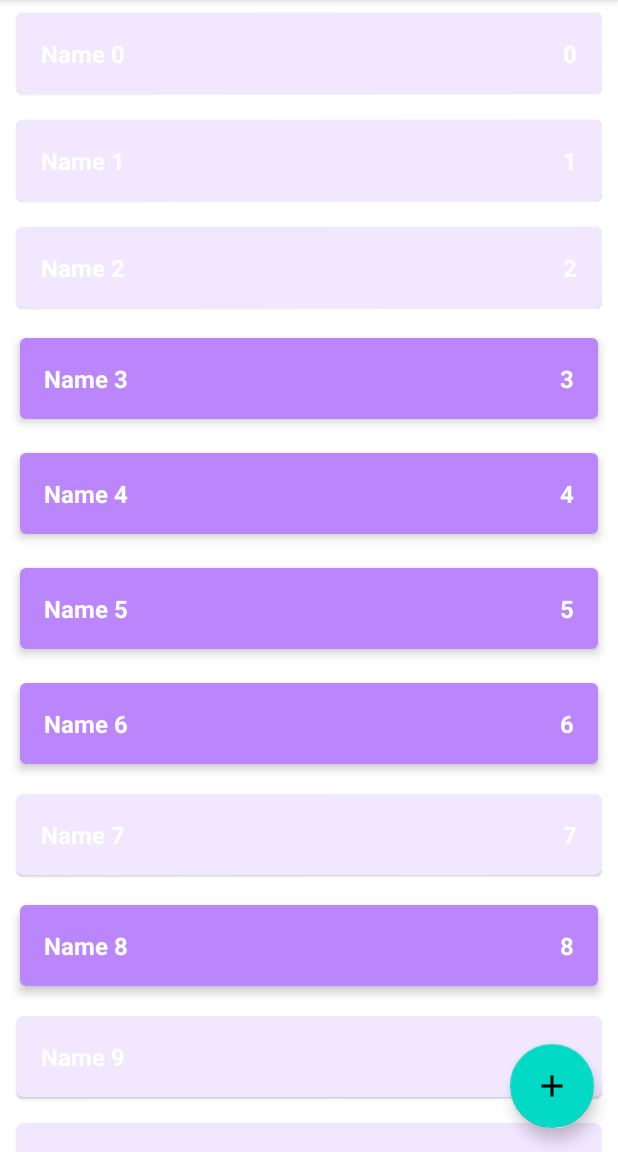
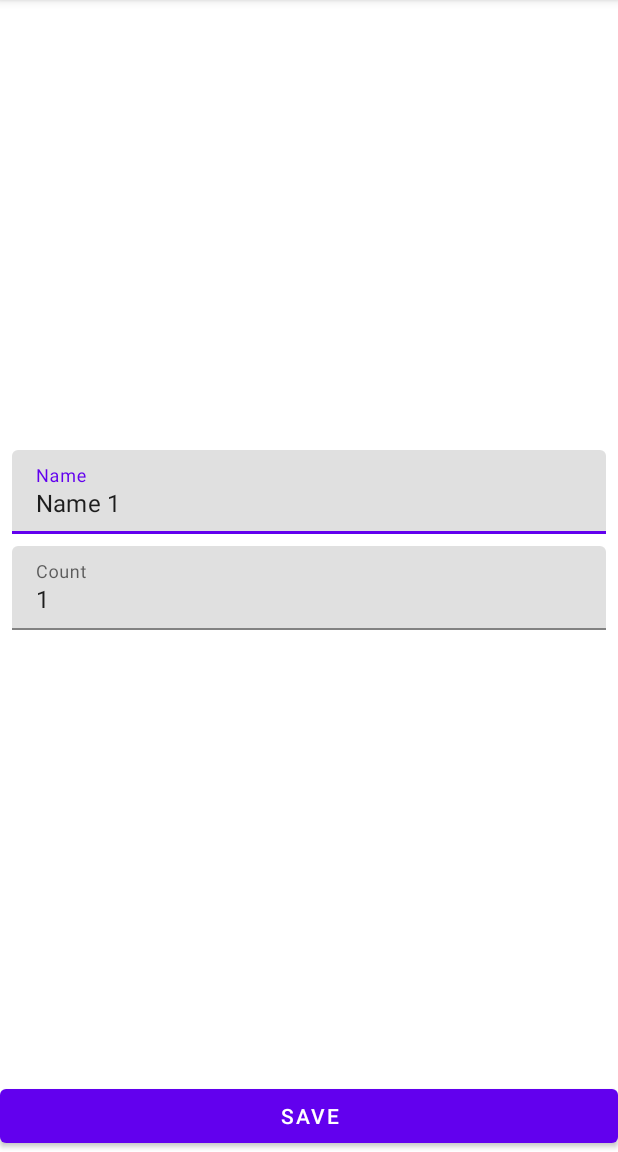
Before and after one commit to Packetic/ShoppingList, an Android app: the screen it shows after launch (MainActivity before the commit, ShopItemActivity after it), after a tap on an icon or button, on a phone screen of 412 x 824 dp, the part 84-1236 px from its top. Run offline under Robolectric (Android 15) with nearby library versions, the phone set to English and light mode, and no system bars.

```diff
--- a/app/build.gradle
+++ b/app/build.gradle
@@ -29,6 +29,9 @@ android {
     kotlinOptions {
         jvmTarget = '1.8'
     }
+    buildFeatures {
+        viewBinding true
+    }
 }
 
 dependencies {
@@ -37,6 +40,8 @@ dependencies {
     implementation 'androidx.appcompat:appcompat:1.5.1'
     implementation 'com.google.android.material:material:1.6.1'
     implementation 'androidx.constraintlayout:constraintlayout:2.1.4'
+    implementation 'androidx.navigation:navigation-fragment-ktx:2.5.2'
+    implementation 'androidx.navigation:navigation-ui-ktx:2.5.2'
     testImplementation 'junit:junit:4.13.2'
     androidTestImplementation 'androidx.test.ext:junit:1.1.3'
     androidTestImplementation 'androidx.test.espresso:espresso-core:3.4.0'
--- a/app/src/main/java/com/example/shoppinglist/data/ShopListRepositoryImpl.kt
+++ b/app/src/main/java/com/example/shoppinglist/data/ShopListRepositoryImpl.kt
@@ -2,7 +2,7 @@ package com.example.shoppinglist.data
 
 import androidx.lifecycle.LiveData
 import androidx.lifecycle.MutableLiveData
-import com.example.shoppinglist.domain.ShopItem
+import com.example.shoppinglist.domain.model.ShopItem
 import com.example.shoppinglist.domain.usecases.ShopListRepository
 import kotlin.random.Random
 
@@ -15,7 +15,7 @@ object ShopListRepositoryImpl: ShopListRepository {
     private var autoIncrementId = 0
 
     init {
-        for (i in 0 until 1000) {
+        for (i in 0 until 50) {
             val item = ShopItem("Name $i", i, Random.nextBoolean())
             insertItem(item)
         }
--- a/app/src/main/java/com/example/shoppinglist/domain/ShopItem.kt
+++ b/app/src/main/java/com/example/shoppinglist/domain/model/ShopItem.kt
@@ -1,4 +1,4 @@
-package com.example.shoppinglist.domain
+package com.example.shoppinglist.domain.model
 
 data class ShopItem (
     val name: String,
--- a/app/src/main/java/com/example/shoppinglist/domain/usecases/DeleteItemUseCase.kt
+++ b/app/src/main/java/com/example/shoppinglist/domain/usecases/DeleteItemUseCase.kt
@@ -1,6 +1,6 @@
 package com.example.shoppinglist.domain.usecases
 
-import com.example.shoppinglist.domain.ShopItem
+import com.example.shoppinglist.domain.model.ShopItem
 
 class DeleteItemUseCase(private val shopListRepository: ShopListRepository) {
     fun deleteItem(item: ShopItem) {
--- a/app/src/main/java/com/example/shoppinglist/domain/usecases/EditItemUseCase.kt
+++ b/app/src/main/java/com/example/shoppinglist/domain/usecases/EditItemUseCase.kt
@@ -1,6 +1,6 @@
 package com.example.shoppinglist.domain.usecases
 
-import com.example.shoppinglist.domain.ShopItem
+import com.example.shoppinglist.domain.model.ShopItem
 
 class EditItemUseCase(private val shopListRepository: ShopListRepository) {
     fun editItem(shopItem: ShopItem) {
--- a/app/src/main/java/com/example/shoppinglist/domain/usecases/GetShopItemByIdUseCase.kt
+++ b/app/src/main/java/com/example/shoppinglist/domain/usecases/GetShopItemByIdUseCase.kt
@@ -1,6 +1,6 @@
 package com.example.shoppinglist.domain.usecases
 
-import com.example.shoppinglist.domain.ShopItem
+import com.example.shoppinglist.domain.model.ShopItem
 
 class GetShopItemByIdUseCase(private val shopListRepository: ShopListRepository) {
     fun getShopItemById(id: Int): ShopItem {
--- a/app/src/main/java/com/example/shoppinglist/domain/usecases/GetShopListUseCase.kt
+++ b/app/src/main/java/com/example/shoppinglist/domain/usecases/GetShopListUseCase.kt
@@ -1,7 +1,7 @@
 package com.example.shoppinglist.domain.usecases
 
 import androidx.lifecycle.LiveData
-import com.example.shoppinglist.domain.ShopItem
+import com.example.shoppinglist.domain.model.ShopItem
 
 class GetShopListUseCase(private val shopListRepository: ShopListRepository) {
     fun getShopList(): LiveData<List<ShopItem>> {
--- a/app/src/main/java/com/example/shoppinglist/domain/usecases/InsertItemUseCase.kt
+++ b/app/src/main/java/com/example/shoppinglist/domain/usecases/InsertItemUseCase.kt
@@ -1,6 +1,6 @@
 package com.example.shoppinglist.domain.usecases
 
-import com.example.shoppinglist.domain.ShopItem
+import com.example.shoppinglist.domain.model.ShopItem
 
 class InsertItemUseCase(private val shopListRepository: ShopListRepository) {
     fun insertItem(item: ShopItem) {
--- a/app/src/main/java/com/example/shoppinglist/domain/usecases/ShopListRepository.kt
+++ b/app/src/main/java/com/example/shoppinglist/domain/usecases/ShopListRepository.kt
@@ -1,7 +1,7 @@
 package com.example.shoppinglist.domain.usecases
 
 import androidx.lifecycle.LiveData
-import com.example.shoppinglist.domain.ShopItem
+import com.example.shoppinglist.domain.model.ShopItem
 
 interface ShopListRepository {
     fun insertItem(item: ShopItem)
--- a/app/src/main/java/com/example/shoppinglist/presentation/MainActivity.kt
+++ b/app/src/main/java/com/example/shoppinglist/presentation/MainActivity.kt
@@ -7,6 +7,7 @@ import androidx.lifecycle.ViewModelProvider
 import androidx.recyclerview.widget.ItemTouchHelper
 import androidx.recyclerview.widget.RecyclerView
 import com.example.shoppinglist.R
+import com.google.android.material.floatingactionbutton.FloatingActionButton
 
 class MainActivity : AppCompatActivity() {
 
@@ -20,6 +21,11 @@ class MainActivity : AppCompatActivity() {
         viewModel = ViewModelProvider(this)[MainViewModel::class.java]
         viewModel.shopList.observe(this) {
             shopListAdapter.submitList(it)
+        }
+        val buttonAddItem = findViewById<FloatingActionButton>(R.id.button_add_shop_item)
+        buttonAddItem.setOnClickListener {
+            val intent = ShopItemActivity.newIntentAddItem(this)
+            startActivity(intent)
         }
     }
 
@@ -63,6 +69,8 @@ class MainActivity : AppCompatActivity() {
     private fun setupClickListener() {
         shopListAdapter.onShopItemClickListener = {
             Log.d("MainActivity", "${it.name}: ${it.count}")
+            val intent = ShopItemActivity.newIntentEditItem(this, it.id)
+            startActivity(intent)
         }
     }
 
--- a/app/src/main/java/com/example/shoppinglist/presentation/MainViewModel.kt
+++ b/app/src/main/java/com/example/shoppinglist/presentation/MainViewModel.kt
@@ -4,7 +4,7 @@ import androidx.lifecycle.LiveData
 import androidx.lifecycle.MutableLiveData
 import androidx.lifecycle.ViewModel
 import com.example.shoppinglist.data.ShopListRepositoryImpl
-import com.example.shoppinglist.domain.ShopItem
+import com.example.shoppinglist.domain.model.ShopItem
 import com.example.shoppinglist.domain.usecases.DeleteItemUseCase
 import com.example.shoppinglist.domain.usecases.EditItemUseCase
 import com.example.shoppinglist.domain.usecases.GetShopListUseCase
--- /dev/null
+++ b/app/src/main/java/com/example/shoppinglist/presentation/ShopItemActivity.kt
@@ -0,0 +1,149 @@
+package com.example.shoppinglist.presentation
+
+import android.content.Context
+import android.content.Intent
+import androidx.appcompat.app.AppCompatActivity
+import android.os.Bundle
+import android.text.Editable
+import android.text.TextWatcher
+import android.util.Log
+import android.widget.Button
+import androidx.lifecycle.ViewModelProvider
+import androidx.lifecycle.get
+import com.example.shoppinglist.R
+import com.example.shoppinglist.domain.model.ShopItem
+import com.google.android.material.textfield.TextInputEditText
+import com.google.android.material.textfield.TextInputLayout
+
+class ShopItemActivity : AppCompatActivity() {
+    private lateinit var viewModel: ShopItemViewModel
+
+    private lateinit var tilName: TextInputLayout
+    private lateinit var tilCount: TextInputLayout
+    private lateinit var etName: TextInputEditText
+    private lateinit var etCount: TextInputEditText
+
+    private lateinit var saveBtn: Button
+
+    private var screenMode = MODE_UNKNOWN
+    private var shopItemId = ShopItem.UNDEFINED_ID
+
+    override fun onCreate(savedInstanceState: Bundle?) {
+        super.onCreate(savedInstanceState)
+        setContentView(R.layout.activity_shop_item)
+        parseIntent()
+        viewModel = ViewModelProvider(this)[ShopItemViewModel::class.java]
+        initViews()
+        initTextChangeListeners()
+        launchModes()
+        observeViewModel()
+    }
+
+    private fun launchEditMode() {
+        viewModel.getItem(shopItemId)
+        viewModel.shopItem.observe(this) {
+            if (it != null) {
+                etName.setText(it.name)
+                etCount.setText(it.count.toString())
+            }
+        }
+        saveBtn.setOnClickListener {
+            viewModel.editItem(etName.text?.toString(), etCount.text?.toString())
+        }
+    }
+
+    private fun launchAddMode() {
+        saveBtn.setOnClickListener {
+            viewModel.insertItem(etName.text?.toString(), etCount.text?.toString())
+        }
+    }
+
+    private fun initViews() {
+        tilName = findViewById(R.id.til_name)
+        tilCount = findViewById(R.id.til_count)
+        etName = findViewById(R.id.et_name)
+        etCount = findViewById(R.id.et_count)
+        saveBtn = findViewById(R.id.save_button)
+    }
+
+    private fun parseIntent() {
+        if (!intent.hasExtra(EXTRA_SCREEN_MODE))
+            throw RuntimeException("Parameter screen_mode is abscent")
+        val mode = intent.getStringExtra(EXTRA_SCREEN_MODE)
+        if (mode != MODE_EDIT && mode != MODE_ADD)
+            throw RuntimeException("Unknown mode $mode")
+        screenMode = mode
+        if (screenMode == MODE_EDIT) {
+            if (!intent.hasExtra(EXTRA_SHOP_ITEM_ID))
+                throw RuntimeException("No parameter SHOP_ITEM_ID")
+            shopItemId = intent.getIntExtra(EXTRA_SHOP_ITEM_ID, ShopItem.UNDEFINED_ID)
+        }
+    }
+
+    private fun initTextChangeListeners() {
+        etName.addTextChangedListener(object : TextWatcher {
+            override fun beforeTextChanged(p0: CharSequence?, p1: Int, p2: Int, p3: Int) {
+            }
+
+            override fun onTextChanged(p0: CharSequence?, p1: Int, p2: Int, p3: Int) {
+                viewModel.resetErrorInputName()
+            }
+
+            override fun afterTextChanged(p0: Editable?) {
+            }
+
+        })
+        etCount.addTextChangedListener(object : TextWatcher {
+            override fun beforeTextChanged(p0: CharSequence?, p1: Int, p2: Int, p3: Int) {
+            }
+
+            override fun onTextChanged(p0: CharSequence?, p1: Int, p2: Int, p3: Int) {
+                viewModel.resetErrorInputCount()
+            }
+
+            override fun afterTextChanged(p0: Editable?) {
+            }
+
+        })
+    }
+
+    private fun launchModes() {
+        when (screenMode) {
+            MODE_EDIT -> launchEditMode()
+            MODE_ADD -> launchAddMode()
+        }
+    }
+
+    private fun observeViewModel() {
+        viewModel.errorInputCount.observe(this) {
+            val message =
+                if (it) getString(R.string.error_input)
+                else null
+            tilCount.error = message
+        }
+        viewModel.errorInputName.observe(this) {
+            val message =
+                if (it) getString(R.string.error_input)
+                else null
+            tilName.error = message
+        }
+        viewModel.closeScreen.observe(this) { finish() }
+    }
+
+    companion object {
+        private const val EXTRA_SCREEN_MODE = "extra_mode"
+        private const val EXTRA_SHOP_ITEM_ID = "extra_shop_item_id"
+        private const val MODE_EDIT = "mode_edit"
+        private const val MODE_ADD = "mode_add"
+        private const val MODE_UNKNOWN = ""
+
+        fun newIntentAddItem(context: Context): Intent =
+            Intent(context, ShopItemActivity::class.java)
+                .putExtra(EXTRA_SCREEN_MODE, MODE_ADD)
+
+        fun newIntentEditItem(context: Context, id: Int): Intent =
+            Intent(context, ShopItemActivity::class.java)
+                .putExtra(EXTRA_SCREEN_MODE, MODE_EDIT)
+                .putExtra(EXTRA_SHOP_ITEM_ID, id)
+    }
+}
--- a/app/src/main/java/com/example/shoppinglist/presentation/ShopItemDiffCallback.kt
+++ b/app/src/main/java/com/example/shoppinglist/presentation/ShopItemDiffCallback.kt
@@ -1,7 +1,7 @@
 package com.example.shoppinglist.presentation
 
 import androidx.recyclerview.widget.DiffUtil
-import com.example.shoppinglist.domain.ShopItem
+import com.example.shoppinglist.domain.model.ShopItem
 
 class ShopItemDiffCallback: DiffUtil.ItemCallback<ShopItem>() {
     override fun areItemsTheSame(oldItem: ShopItem, newItem: ShopItem): Boolean {
--- /dev/null
+++ b/app/src/main/java/com/example/shoppinglist/presentation/ShopItemViewModel.kt
@@ -0,0 +1,96 @@
+package com.example.shoppinglist.presentation
+
+import androidx.lifecycle.LiveData
+import androidx.lifecycle.MutableLiveData
+import androidx.lifecycle.ViewModel
+import com.example.shoppinglist.data.ShopListRepositoryImpl
+import com.example.shoppinglist.domain.model.ShopItem
+import com.example.shoppinglist.domain.usecases.EditItemUseCase
+import com.example.shoppinglist.domain.usecases.GetShopItemByIdUseCase
+import com.example.shoppinglist.domain.usecases.InsertItemUseCase
+
+class ShopItemViewModel : ViewModel() {
+    private val repository = ShopListRepositoryImpl
+
+    private val insertItemUseCase = InsertItemUseCase(repository)
+    private val editItemUseCase = EditItemUseCase(repository)
+    private val getShopItemByIdUseCase = GetShopItemByIdUseCase(repository)
+
+    private val _errorInputName = MutableLiveData<Boolean>()
+    val errorInputName: LiveData<Boolean> = _errorInputName
+
+    private val _errorInputCount = MutableLiveData<Boolean>()
+    val errorInputCount: LiveData<Boolean> = _errorInputCount
+
+    private val _shopItem = MutableLiveData<ShopItem>()
+    val shopItem: LiveData<ShopItem> = _shopItem
+
+    private val _closeScreen = MutableLiveData<Unit>()
+    val closeScreen: LiveData<Unit> = _closeScreen
+
+    fun insertItem(inputName: String?, inputCount: String?) {
+        val name = parseName(inputName)
+        val count = parseCount(inputCount)
+        val valid = validateInput(name, count)
+        if (valid) {
+            val shopItem = ShopItem(name, count, true)
+            insertItemUseCase.insertItem(shopItem)
+            finishScreen()
+        }
+    }
+
+    fun editItem(inputName: String?, inputCount: String?) {
+        val name = parseName(inputName)
+        val count = parseCount(inputCount)
+        val valid = validateInput(name, count)
+        if (valid) {
+            _shopItem.value?.let {
+                val item = it.copy(name = name, count = count)
+                editItemUseCase.editItem(item)
+                finishScreen()
+            }
+        }
+    }
+
+    fun getItem(id: Int) {
+        val item = getShopItemByIdUseCase.getShopItemById(id)
+        _shopItem.value = item
+    }
+
+    private fun parseName(inputName: String?): String {
+        return inputName?.trim() ?: ""
+    }
+
+    private fun parseCount(inputCount: String?): Int {
+        return try {
+            inputCount?.trim()?.toInt() ?: 0
+        } catch (e: Exception) {
+            0
+        }
+    }
+
+    private fun validateInput(name: String, count: Int): Boolean {
+        var result = true
+        if (name.isBlank()) {
+            _errorInputName.value = true
+            result = false
+        }
+        if (count <= 0) {
+            _errorInputCount.value = true
+            result = false
+        }
+        return result
+    }
+
+    fun resetErrorInputName() {
+        _errorInputName.value = false
+    }
+
+    fun resetErrorInputCount() {
+        _errorInputCount.value = false
+    }
+
+    private fun finishScreen() {
+        _closeScreen.value = Unit
+    }
+}
--- a/app/src/main/java/com/example/shoppinglist/presentation/ShopListAdapter.kt
+++ b/app/src/main/java/com/example/shoppinglist/presentation/ShopListAdapter.kt
@@ -4,7 +4,7 @@ import android.view.LayoutInflater
 import android.view.ViewGroup
 import androidx.recyclerview.widget.ListAdapter
 import com.example.shoppinglist.R
-import com.example.shoppinglist.domain.ShopItem
+import com.example.shoppinglist.domain.model.ShopItem
 
 class ShopListAdapter : ListAdapter<ShopItem, ShopItemViewHolder>(ShopItemDiffCallback()) {
 
--- a/app/src/main/java/com/example/shoppinglist/presentation/ShopListDiffCallback.kt
+++ b/app/src/main/java/com/example/shoppinglist/presentation/ShopListDiffCallback.kt
@@ -1,7 +1,7 @@
 package com.example.shoppinglist.presentation
 
 import androidx.recyclerview.widget.DiffUtil
-import com.example.shoppinglist.domain.ShopItem
+import com.example.shoppinglist.domain.model.ShopItem
 
 class ShopListDiffCallback(
     private val oldList: List<ShopItem>,
--- /dev/null
+++ b/app/src/main/res/layout/activity_shop_item.xml
@@ -0,0 +1,58 @@
+<?xml version="1.0" encoding="utf-8"?>
+<androidx.constraintlayout.widget.ConstraintLayout xmlns:android="http://schemas.android.com/apk/res/android"
+    xmlns:app="http://schemas.android.com/apk/res-auto"
+    xmlns:tools="http://schemas.android.com/tools"
+    android:layout_width="match_parent"
+    android:layout_height="match_parent"
+    tools:context=".presentation.ShopItemActivity">
+
+    <com.google.android.material.textfield.TextInputLayout
+        android:id="@+id/til_name"
+        android:layout_width="0dp"
+        android:layout_height="wrap_content"
+        android:layout_marginStart="8dp"
+        android:layout_marginEnd="8dp"
+        android:layout_marginBottom="4dp"
+        app:layout_constraintBottom_toTopOf="@id/til_count"
+        app:layout_constraintEnd_toEndOf="parent"
+        app:layout_constraintStart_toStartOf="parent"
+        app:layout_constraintTop_toTopOf="parent"
+        app:layout_constraintVertical_chainStyle="packed">
+
+        <com.google.android.material.textfield.TextInputEditText
+            android:id="@+id/et_name"
+            android:layout_width="match_parent"
+            android:layout_height="wrap_content"
+            android:hint="@string/name_hint"
+            android:inputType="textCapWords" />
+    </com.google.android.material.textfield.TextInputLayout>
+
+    <com.google.android.material.textfield.TextInputLayout
+        android:id="@+id/til_count"
+        android:layout_width="0dp"
+        android:layout_height="wrap_content"
+        android:layout_marginStart="8dp"
+        android:layout_marginTop="4dp"
+        android:layout_marginEnd="8dp"
+        app:layout_constraintBottom_toTopOf="@+id/save_button"
+        app:layout_constraintEnd_toEndOf="parent"
+        app:layout_constraintStart_toStartOf="parent"
+        app:layout_constraintTop_toBottomOf="@+id/til_name">
+
+        <com.google.android.material.textfield.TextInputEditText
+            android:id="@+id/et_count"
+            android:layout_width="match_parent"
+            android:layout_height="wrap_content"
+            android:hint="@string/count_hint"
+            android:inputType="number" />
+    </com.google.android.material.textfield.TextInputLayout>
+
+    <Button
+        android:id="@+id/save_button"
+        android:layout_width="0dp"
+        android:layout_height="wrap_content"
+        android:text="@string/save_btn"
+        app:layout_constraintBottom_toBottomOf="parent"
+        app:layout_constraintEnd_toEndOf="parent"
+        app:layout_constraintStart_toStartOf="parent" />
+</androidx.constraintlayout.widget.ConstraintLayout>
--- a/app/src/main/res/values/strings.xml
+++ b/app/src/main/res/values/strings.xml
@@ -1,4 +1,9 @@
 <resources>
     <string name="app_name">Shopping List</string>
     <string name="bebra">bebra</string>
+    <string name="title_activity_shop_item">ShopItemActivity</string>
+    <string name="name_hint">Name</string>
+    <string name="count_hint">Count</string>
+    <string name="save_btn">Save</string>
+    <string name="error_input">Wrong input</string>
 </resources>
--- a/app/src/main/res/values/themes.xml
+++ b/app/src/main/res/values/themes.xml
@@ -13,4 +13,10 @@
         <item name="android:statusBarColor" tools:targetApi="l">?attr/colorPrimaryVariant</item>
         <!-- Customize your theme here. -->
     </style>
+    <style name="Theme.ShoppingList.NoActionBar">
+        <item name="windowActionBar">false</item>
+        <item name="windowNoTitle">true</item>
+    </style>
+    <style name="Theme.ShoppingList.AppBarOverlay" parent="ThemeOverlay.AppCompat.Dark.ActionBar" />
+    <style name="Theme.ShoppingList.PopupOverlay" parent="ThemeOverlay.AppCompat.Light" />
 </resources>
```
Also changed, not shown: app/src/main/AndroidManifest.xml (+8 -0 lines).
